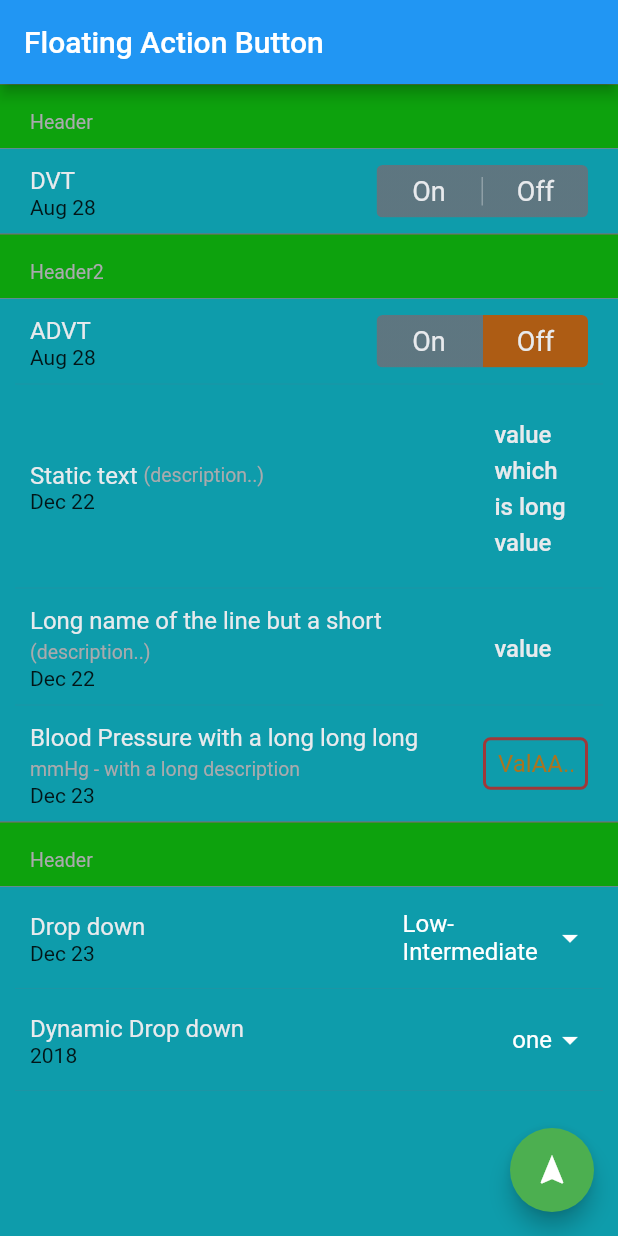
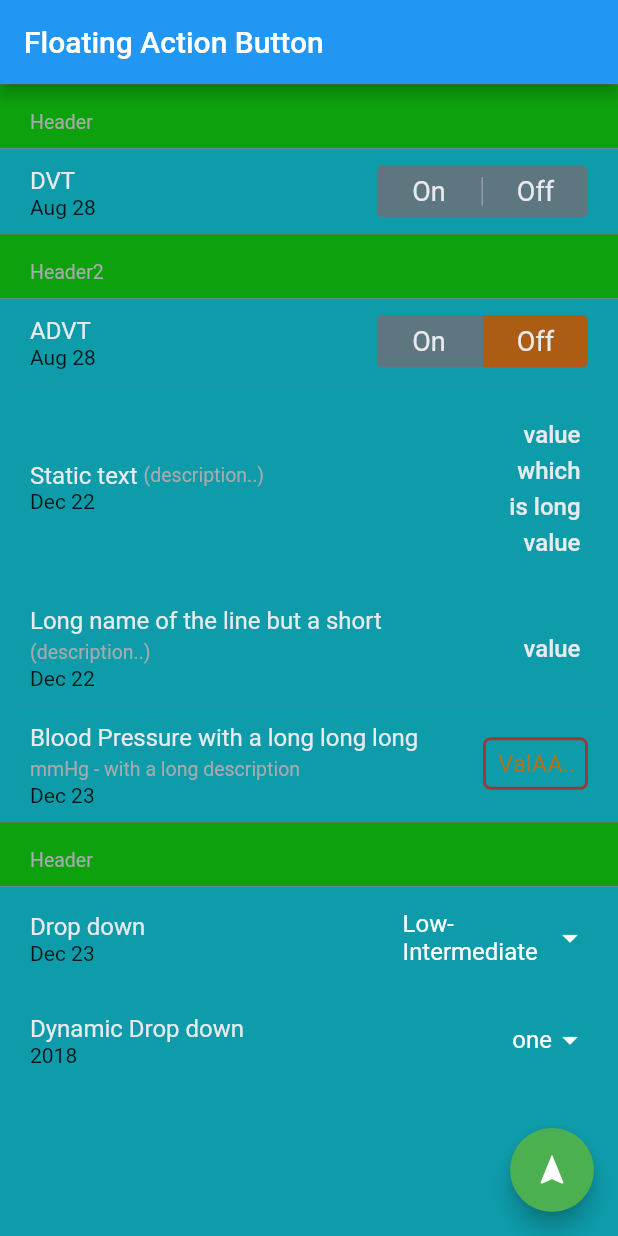
Before and after one commit to itaishalom/JsonToForm, a Flutter app: the screen it shows after launch, on a phone screen of 412 x 824 dp. Run offline on Flutter 3.47's test engine with Material 2 defaults, Android fonts, the phone set to English and light mode, and no system bars; drawn by our look-alikes of toggle_switch; our stand-ins replace flutter_svg, sizer; Roboto replaces fonts that are missing (Avenir).

Commit message:
Static value width

```diff
--- a/lib/themes/json_form_theme.dart
+++ b/lib/themes/json_form_theme.dart
@@ -79,6 +79,7 @@ abstract class JsonFormTheme {
       required this.headerContainerMargins,
       required this.debounceTime,
       this.overflow = false,
+      this.staticTextValueAlign = TextAlign.end,
       required this.dropDownWith,
       required this.keyboardTypeLong,
       required this.keyboardTypeShort,
@@ -146,6 +147,8 @@ abstract class JsonFormTheme {
   final double staticValueWidth;
 
   final double toggleWidthOfHeader;
+
+  final TextAlign staticTextValueAlign;
 
   ///////////////////////////////
 
@@ -303,7 +306,7 @@ class DefaultTheme extends JsonFormTheme {
             bottom: BorderSide.none,
           ))})
       : super(
-      staticValueWidth: 20,
+            staticValueWidth: 20,
             dropDownWith: 30,
             overflow: true,
             keyboardTypeLong: null,
--- a/lib/widgets/static_text_value.dart
+++ b/lib/widgets/static_text_value.dart
@@ -101,6 +101,7 @@ class _StaticTextValueState extends State<StaticTextValue> {
                   InheritedJsonFormTheme.of(context).theme.staticTextPadding,
               child: Text(
                 value,
+                textAlign: InheritedJsonFormTheme.of(context).theme.staticTextValueAlign,
                 style: InheritedJsonFormTheme.of(context).theme.staticTextStyle,
               ),
             ),
--- a/pubspec.yaml
+++ b/pubspec.yaml
@@ -1,6 +1,6 @@
 name: json_to_form_with_theme
 description: A simple library to convert Json to Form, fully customized and dynamic.
-version: 3.0.3
+version: 3.0.5
 homepage: https://github.com/itaishalom/JsonToForm
 
 environment:
```
Also changed, not shown: example/pubspec.lock, 1 other file.
